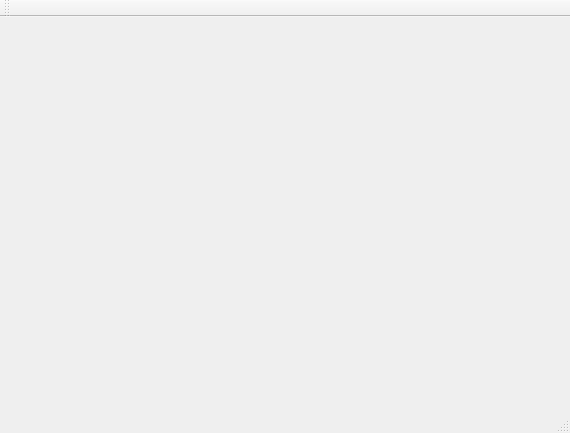
Before: the Qt Designer form mainwindow.ui in SanechkaMiy/kia_plot, drawn with Qt 5.
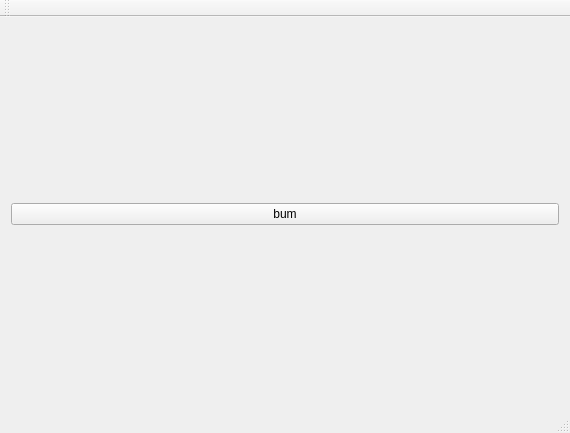
After: the same form once the commit is applied.

```diff
--- a/mainwindow.ui
+++ b/mainwindow.ui
@@ -16,7 +16,11 @@
   <widget class="QWidget" name="centralWidget">
    <layout class="QGridLayout" name="gridLayout_2">
     <item row="0" column="0">
-     <layout class="QGridLayout" name="gl_plots"/>
+     <widget class="QPushButton" name="pushButton">
+      <property name="text">
+       <string>bum</string>
+      </property>
+     </widget>
     </item>
    </layout>
   </widget>
```
Left out of the diff: 2 changed lines with no effect on the pictures.
